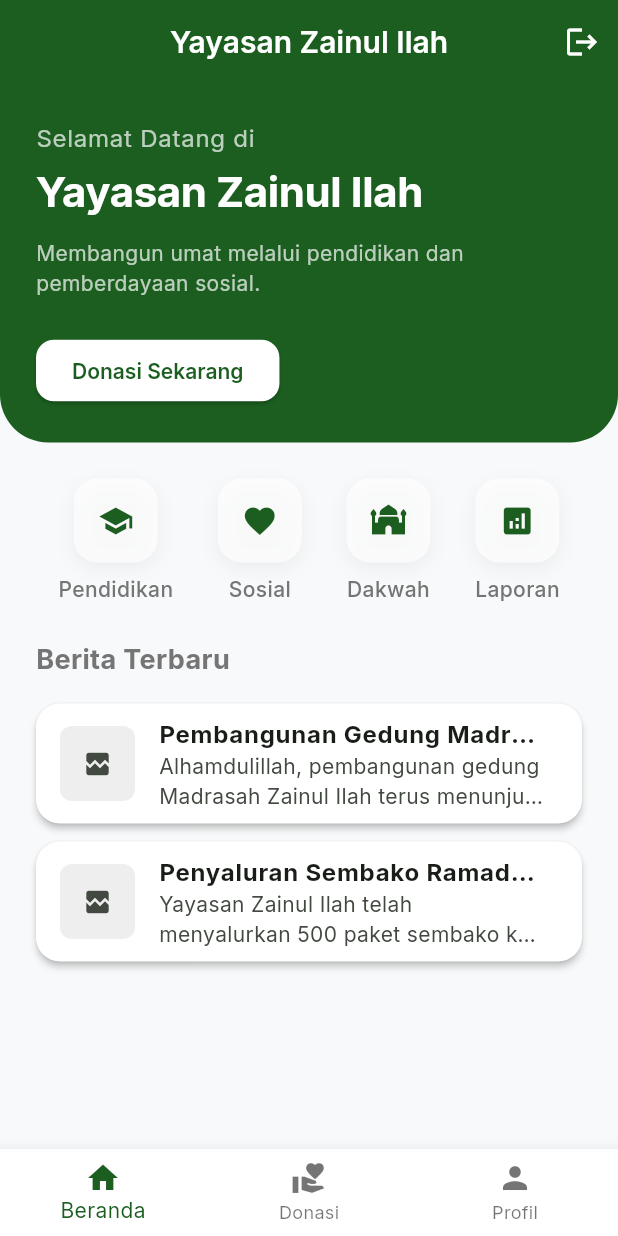
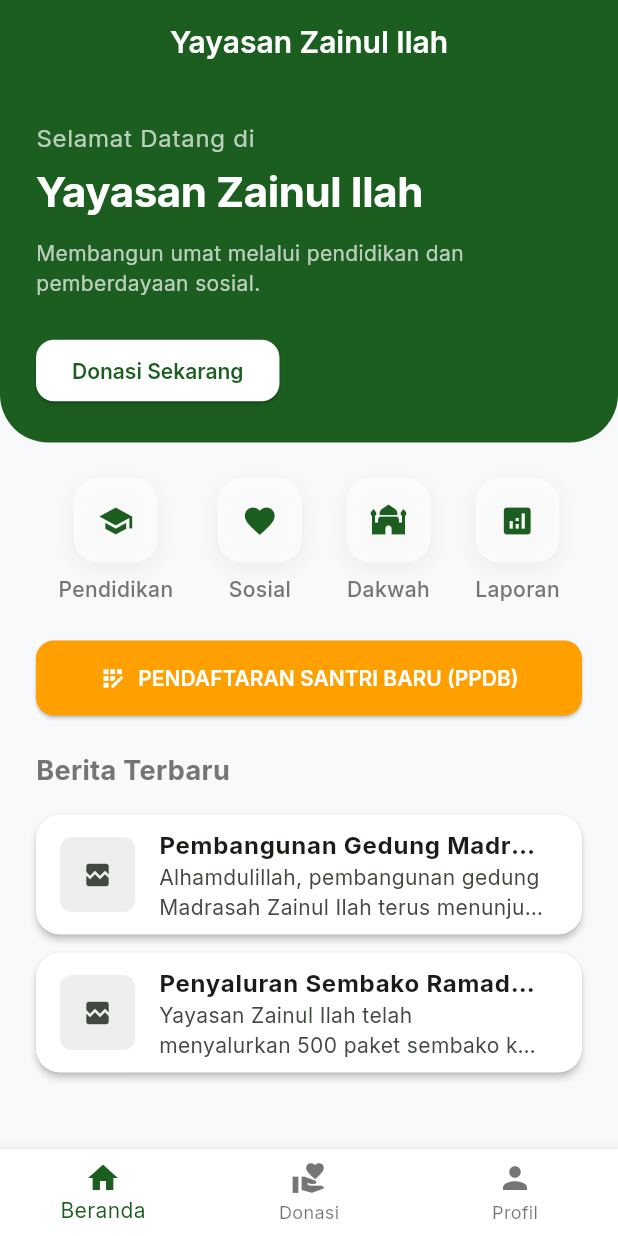
Before and after one commit to bil050525/yayasan_zainul_ilah, a Flutter app: the screen it shows after launch, on a phone screen of 412 x 824 dp. Run offline on Flutter 3.47's test engine with Material 3 defaults, Android fonts, the phone set to English and light mode, and no system bars; our stand-ins replace google_fonts, shared_preferences; network calls fail.

Commit message:
39. Add PPDB button and remove logout from public Home appBar

```diff
--- a/lib/screens/home/home_screen.dart
+++ b/lib/screens/home/home_screen.dart
@@ -67,21 +67,7 @@ class _HomeContent extends StatelessWidget {
     return Scaffold(
       appBar: AppBar(
         title: const Text('Yayasan Zainul Ilah'),
-        actions: [
-          IconButton(
-            icon: const Icon(Icons.logout),
-            onPressed: () async {
-              final prefs = await SharedPreferences.getInstance();
-              await prefs.remove('isLoggedIn');
-              if (context.mounted) {
-                Navigator.pushReplacement(
-                  context,
-                  MaterialPageRoute(builder: (context) => const LoginScreen()),
-                );
-              }
-            },
-          ),
-        ],
+        // Tombol logout dihapus dari sini agar beranda bersih untuk publik
       ),
       body: SingleChildScrollView(
         child: Column(
@@ -142,8 +128,10 @@ class _HomeContent extends StatelessWidget {
 
   Widget _buildQuickActions(BuildContext context) {
     return Padding(
-      padding: const EdgeInsets.all(24),
-      child: Row(
+      padding: const EdgeInsets.symmetric(horizontal: 24, vertical: 24),
+      child: Column(
+        children: [
+          Row(
             mainAxisAlignment: MainAxisAlignment.spaceAround,
             children: [
               _quickActionItem(Icons.school, 'Pendidikan'),
@@ -157,6 +145,26 @@ class _HomeContent extends StatelessWidget {
                   );
                 },
                 child: _quickActionItem(Icons.analytics, 'Laporan'),
+              ),
+            ],
+          ),
+          const SizedBox(height: 24),
+          // Tombol PPDB
+          SizedBox(
+            width: double.infinity,
+            child: ElevatedButton.icon(
+              onPressed: () {
+                ScaffoldMessenger.of(context).showSnackBar(
+                  const SnackBar(content: Text('Halaman Pendaftaran PPDB akan segera hadir!')),
+                );
+              },
+              icon: const Icon(Icons.app_registration),
+              label: const Text('PENDAFTARAN SANTRI BARU (PPDB)'),
+              style: ElevatedButton.styleFrom(
+                backgroundColor: Colors.amber[700],
+                padding: const EdgeInsets.symmetric(vertical: 16),
+              ),
+            ),
           ),
         ],
       ),
```
Lines whose indentation alone changed are shown as unchanged.
